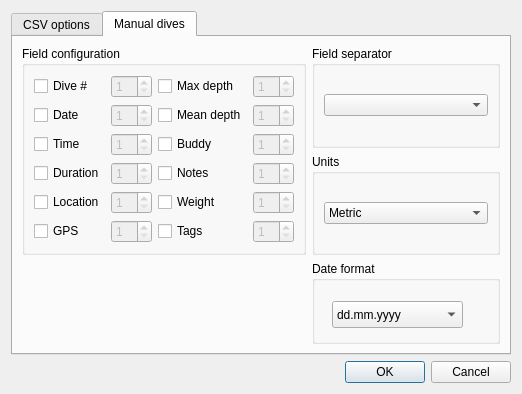
This is qt-ui/divelogimportdialog.ui in subsurface/subsurface as Qt 5 draws it before an edit. The edited form follows.
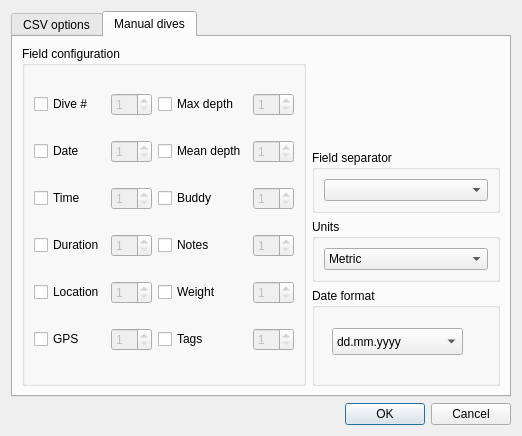
This is the edited form. The open tabs and pages were chosen to show the change. Icons and pictures are not drawn.

Commit message:
Tuning the manual CSV import dialog
This allows more space between the input fields in the dialog.

```diff
--- a/qt-ui/divelogimportdialog.ui
+++ b/qt-ui/divelogimportdialog.ui
@@ -7,7 +7,7 @@
     <x>0</x>
     <y>0</y>
     <width>522</width>
-    <height>385</height>
+    <height>436</height>
    </rect>
   </property>
   <property name="windowTitle">
@@ -296,8 +296,14 @@
        <string>Manual dives</string>
       </attribute>
       <layout class="QGridLayout" name="gridLayout_4">
-       <item row="0" column="1">
+       <item row="1" column="1">
         <widget class="QGroupBox" name="groupBox_5">
+         <property name="sizePolicy">
+          <sizepolicy hsizetype="Preferred" vsizetype="Fixed">
+           <horstretch>0</horstretch>
+           <verstretch>0</verstretch>
+          </sizepolicy>
+         </property>
          <property name="title">
           <string>Field separator</string>
          </property>
@@ -308,7 +314,7 @@
          </layout>
         </widget>
        </item>
-       <item row="2" column="1">
+       <item row="3" column="1">
         <widget class="QGroupBox" name="groupBox_8">
          <property name="toolTip">
           <string>Choose day, month and year order for date format. The field separator can be any of the characters .-/.</string>
@@ -343,30 +349,7 @@
          </widget>
         </widget>
        </item>
-       <item row="1" column="1">
-        <widget class="QGroupBox" name="groupBox_6">
-         <property name="title">
-          <string>Units</string>
-         </property>
-         <layout class="QHBoxLayout" name="horizontalLayout_5">
-          <item>
-           <widget class="QComboBox" name="Units">
-            <item>
-             <property name="text">
-              <string>Metric</string>
-             </property>
-            </item>
-            <item>
-             <property name="text">
-              <string>Imperial</string>
-             </property>
-            </item>
-           </widget>
-          </item>
-         </layout>
-        </widget>
-       </item>
-       <item row="0" column="0" rowspan="2">
+       <item row="0" column="0" rowspan="4">
         <widget class="QGroupBox" name="groupBox">
          <property name="title">
           <string>Field configuration</string>
@@ -591,6 +574,35 @@
          </layout>
         </widget>
        </item>
+       <item row="2" column="1">
+        <widget class="QGroupBox" name="groupBox_6">
+         <property name="sizePolicy">
+          <sizepolicy hsizetype="Preferred" vsizetype="Fixed">
+           <horstretch>0</horstretch>
+           <verstretch>0</verstretch>
+          </sizepolicy>
+         </property>
+         <property name="title">
+          <string>Units</string>
+         </property>
+         <layout class="QHBoxLayout" name="horizontalLayout_5">
+          <item>
+           <widget class="QComboBox" name="Units">
+            <item>
+             <property name="text">
+              <string>Metric</string>
+             </property>
+            </item>
+            <item>
+             <property name="text">
+              <string>Imperial</string>
+             </property>
+            </item>
+           </widget>
+          </item>
+         </layout>
+        </widget>
+       </item>
       </layout>
      </widget>
     </widget>
```
Left out of the diff: 110 changed lines with no effect on the pictures.
